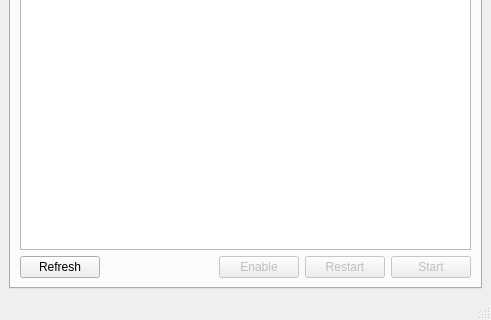
Before: the Qt Designer form sources/gui/src/mainwindow.ui in arcan1s/netctl-gui, drawn with Qt 5; both pictures show x 0 to 491 and y 199 to 519 of the 491 by 519 pixel window.
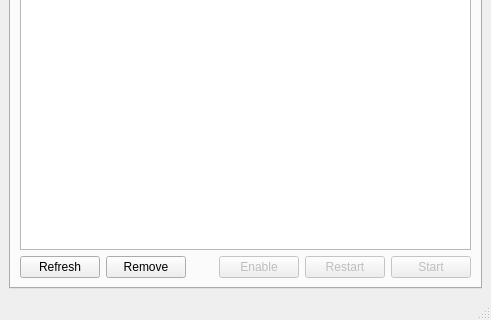
After: the same form once the commit is applied.

```diff
--- a/sources/gui/src/mainwindow.ui
+++ b/sources/gui/src/mainwindow.ui
@@ -86,6 +86,16 @@
             </property>
            </widget>
           </item>
+          <item>
+           <widget class="QPushButton" name="pushButton_mainRemove">
+            <property name="text">
+             <string>Remove</string>
+            </property>
+            <property name="autoDefault">
+             <bool>true</bool>
+            </property>
+           </widget>
+          </item>
           <item>
            <spacer name="spacer_mainButtons">
             <property name="orientation">
```
Left out of the diff: 7 changed lines with no effect on the pictures.
